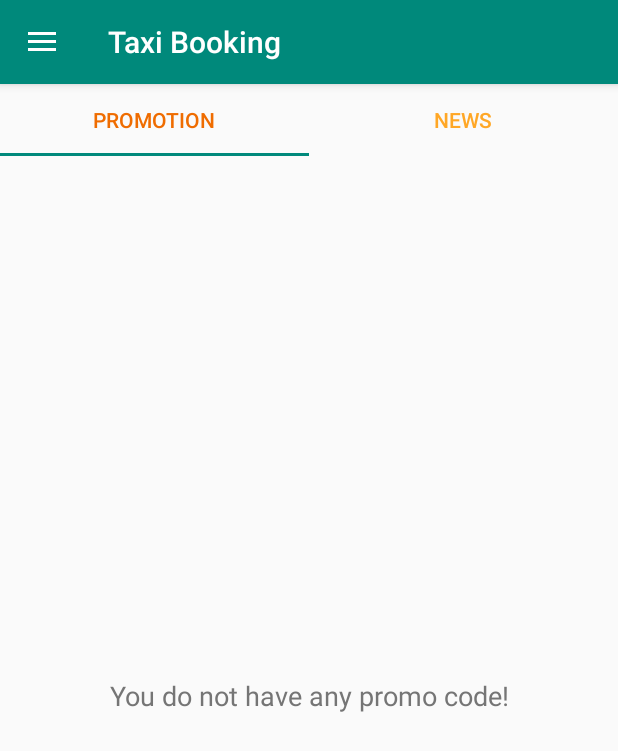
After one commit to linhdq/Taxi247, an Android app: the fragment PromotionContainerFragment placed in its activity, on a phone screen of 412 x 824 dp. The commit adds this screen. Shown: the top 751 px of the screen. Run offline under Robolectric (Android 15) with nearby library versions, the phone set to English and light mode, and no system bars; our stand-ins replace CircleImageView, sdp/ssp sizes.

Commit message:
add Promotion function

```diff
--- a/app/src/main/java/com/example/linhdq/taxi/activity/HomeActivity.java
+++ b/app/src/main/java/com/example/linhdq/taxi/activity/HomeActivity.java
@@ -21,6 +21,7 @@ import com.example.linhdq.taxi.R;
 import com.example.linhdq.taxi.adapter.ListDrawerItemAdapter;
 import com.example.linhdq.taxi.constant.Constant;
 import com.example.linhdq.taxi.fragment.FeedbackFragment;
+import com.example.linhdq.taxi.fragment.PromotionContainerFragment;
 import com.example.linhdq.taxi.model.ObjectDrawerItem;
 
 import java.util.Locale;
@@ -45,6 +46,7 @@ public class HomeActivity extends AppCompatActivity implements View.OnClickListe
     private byte itemIndex;
     //fragment
     private FeedbackFragment feedbackFragment;
+    private PromotionContainerFragment promotionContainerFragment;
 
     @Override
     protected void onCreate(Bundle savedInstanceState) {
@@ -120,6 +122,7 @@ public class HomeActivity extends AppCompatActivity implements View.OnClickListe
         languageCode = sharedPreferences.getString(Constant.LANGUAGE_KEY, "vi");
         //fragment
         feedbackFragment = new FeedbackFragment();
+        promotionContainerFragment = new PromotionContainerFragment();
     }
 
     private void addListener() {
@@ -129,7 +132,7 @@ public class HomeActivity extends AppCompatActivity implements View.OnClickListe
             @Override
             public void onItemClick(AdapterView<?> adapterView, View view, int i, long l) {
                 listItem[itemIndex].setSelected(false);
-                itemIndex= (byte) i;
+                itemIndex = (byte) i;
                 listItem[itemIndex].setSelected(true);
                 itemAdapter.notifyDataSetChanged();
                 setTitle(listItem[i].getName());
@@ -142,7 +145,7 @@ public class HomeActivity extends AppCompatActivity implements View.OnClickListe
 
                         break;
                     case 2:
-
+                        openFragment(promotionContainerFragment, false);
                         break;
                     case 3:
 
--- /dev/null
+++ b/app/src/main/java/com/example/linhdq/taxi/adapter/PromotionPagerAdapter.java
@@ -0,0 +1,57 @@
+package com.example.linhdq.taxi.adapter;
+
+import android.content.Context;
+import android.support.v4.app.Fragment;
+import android.support.v4.app.FragmentManager;
+import android.support.v4.app.FragmentPagerAdapter;
+
+import com.example.linhdq.taxi.R;
+import com.example.linhdq.taxi.fragment.PromotionFragment;
+
+/**
+ * Created by LinhDQ on 12/25/16.
+ */
+
+public class PromotionPagerAdapter extends FragmentPagerAdapter {
+    //
+    private final int NUMBER_PAGES = 2;
+    //
+    private Context context;
+    //
+    private String tabtile[];
+    //fragment
+    private PromotionFragment fragmentPromotionCode;
+    private PromotionFragment fragmentPromotionNews;
+
+    public PromotionPagerAdapter(FragmentManager fm, Context context) {
+        super(fm);
+        this.context = context;
+        tabtile = new String[]{context.getResources().getString(R.string.promotion_code),
+                context.getResources().getString(R.string.promotion_news)};
+        this.fragmentPromotionCode = new PromotionFragment();
+        this.fragmentPromotionCode.setMess(context.getResources().getString(R.string.promotion_code_mess));
+        this.fragmentPromotionNews = new PromotionFragment();
+        this.fragmentPromotionNews.setMess(context.getResources().getString(R.string.promotion_news_mess));
+    }
+
+    @Override
+    public Fragment getItem(int position) {
+        switch (position){
+            case 0:
+                return this.fragmentPromotionCode;
+            case 1:
+                return this.fragmentPromotionNews;
+        }
+        return null;
+    }
+
+    @Override
+    public int getCount() {
+        return NUMBER_PAGES;
+    }
+
+    @Override
+    public CharSequence getPageTitle(int position) {
+        return tabtile[position];
+    }
+}
--- /dev/null
+++ b/app/src/main/java/com/example/linhdq/taxi/fragment/PromotionContainerFragment.java
@@ -0,0 +1,50 @@
+package com.example.linhdq.taxi.fragment;
+
+import android.content.Context;
+import android.os.Bundle;
+import android.support.annotation.Nullable;
+import android.support.design.widget.TabLayout;
+import android.support.v4.app.Fragment;
+import android.support.v4.view.ViewPager;
+import android.view.LayoutInflater;
+import android.view.View;
+import android.view.ViewGroup;
+
+import com.example.linhdq.taxi.R;
+import com.example.linhdq.taxi.adapter.PromotionPagerAdapter;
+
+/**
+ * Created by LinhDQ on 12/25/16.
+ */
+
+public class PromotionContainerFragment extends Fragment {
+    //view
+    private TabLayout tabLayout;
+    private ViewPager viewPager;
+    //
+    private Context context;
+    //adapter
+    private PromotionPagerAdapter pagerAdapter;
+
+    @Nullable
+    @Override
+    public View onCreateView(LayoutInflater inflater, @Nullable ViewGroup container, @Nullable Bundle savedInstanceState) {
+        View view = inflater.inflate(R.layout.fragment_promotion_container, container, false);
+
+        init(view);
+
+        return view;
+    }
+
+    private void init(View view) {
+        //view
+        tabLayout = (TabLayout) view.findViewById(R.id.tab_layout);
+        viewPager = (ViewPager) view.findViewById(R.id.promotion_view_pager);
+        //
+        this.context = view.getContext();
+        //adapter
+        this.pagerAdapter = new PromotionPagerAdapter(getChildFragmentManager(), this.context);
+        viewPager.setAdapter(pagerAdapter);
+        tabLayout.setupWithViewPager(viewPager);
+    }
+}
--- /dev/null
+++ b/app/src/main/java/com/example/linhdq/taxi/fragment/PromotionFragment.java
@@ -0,0 +1,42 @@
+package com.example.linhdq.taxi.fragment;
+
+import android.os.Bundle;
+import android.support.annotation.Nullable;
+import android.support.v4.app.Fragment;
+import android.view.LayoutInflater;
+import android.view.View;
+import android.view.ViewGroup;
+import android.widget.TextView;
+
+import com.example.linhdq.taxi.R;
+
+/**
+ * Created by LinhDQ on 12/25/16.
+ */
+
+public class PromotionFragment extends Fragment {
+    //view
+    private TextView txtMess;
+    //
+    private String mess;
+
+    @Nullable
+    @Override
+    public View onCreateView(LayoutInflater inflater, @Nullable ViewGroup container, @Nullable Bundle savedInstanceState) {
+        View view = inflater.inflate(R.layout.fragment_promotion, container, false);
+
+        init(view);
+
+        return view;
+    }
+
+    private void init(View view) {
+        //view
+        txtMess = (TextView) view.findViewById(R.id.txt_promotion_mess);
+        txtMess.setText(mess);
+    }
+
+    public void setMess(String mess) {
+        this.mess = mess;
+    }
+}
--- /dev/null
+++ b/app/src/main/res/layout/fragment_promotion.xml
@@ -0,0 +1,16 @@
+<?xml version="1.0" encoding="utf-8"?>
+<RelativeLayout xmlns:android="http://schemas.android.com/apk/res/android"
+    android:layout_width="match_parent"
+    android:layout_height="match_parent"
+    >
+    <TextView
+        android:layout_width="match_parent"
+        android:layout_height="wrap_content"
+        android:text="@string/promotion_news_mess"
+        android:gravity="center"
+        android:textSize="@dimen/_14sdp"
+        android:textColor="@color/grey_600"
+        android:layout_centerVertical="true"
+        android:id="@+id/txt_promotion_mess"
+        />
+</RelativeLayout>
--- /dev/null
+++ b/app/src/main/res/layout/fragment_promotion_container.xml
@@ -0,0 +1,20 @@
+<?xml version="1.0" encoding="utf-8"?>
+<LinearLayout xmlns:android="http://schemas.android.com/apk/res/android"
+    android:layout_width="match_parent"
+    android:layout_height="match_parent"
+    xmlns:app="http://schemas.android.com/apk/res-auto"
+    android:orientation="vertical">
+    <android.support.design.widget.TabLayout
+        android:layout_width="match_parent"
+        android:layout_height="wrap_content"
+        app:tabMode="fixed"
+        android:id="@+id/tab_layout"
+        app:tabTextColor="@color/orange_400"
+        app:tabSelectedTextColor="@color/orange_800"
+        />
+    <android.support.v4.view.ViewPager
+        android:layout_width="match_parent"
+        android:layout_height="match_parent"
+        android:id="@+id/promotion_view_pager"
+        />
+</LinearLayout>
--- a/app/src/main/res/values/colors.xml
+++ b/app/src/main/res/values/colors.xml
@@ -11,6 +11,7 @@
     <color name="grey_900">#212121</color>
     <color name="teal_600">#00897B</color>
     <color name="teal_800">#00695C</color>
+    <color name="orange_400">#FFA726</color>
     <color name="orange_800">#EF6C00</color>
     <color name="orange_900">#E65100</color>
     <color name="red_600">#E53935</color>
--- a/app/src/main/res/values/strings.xml
+++ b/app/src/main/res/values/strings.xml
@@ -38,4 +38,9 @@
     <string name="send_feedback">Send</string>
     <string name="hotline">Hotline</string>
     <string name="send_feedback_result">Your feedback has been sent. Thank you!</string>
+    <string name="promotion_news_mess">No available promotion!</string>
+    <string name="promotion_code_mess">You do not have any promo code!</string>
+    <string name="promotion_code">Promotion</string>
+    <string name="promotion_news">News</string>
+
 </resources>
```
Also changed, not shown: 1 other file.
